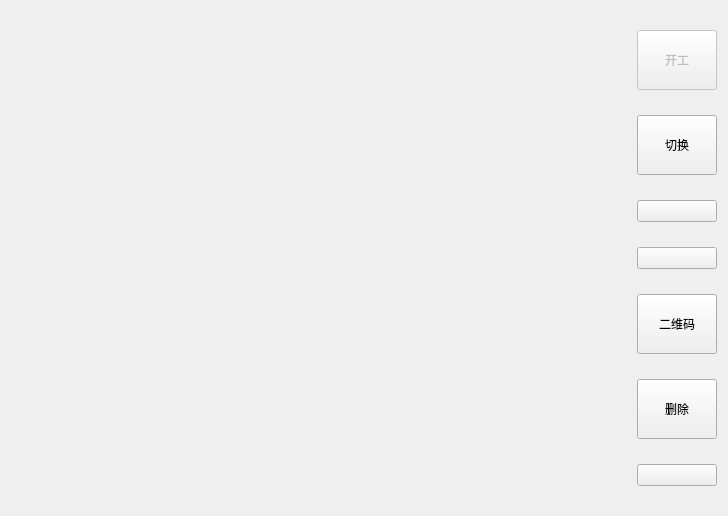
The window that createtab/start_finish_work.ui (wangxu989/QTcheck-worker) describes before a commit, drawn with Qt 5.
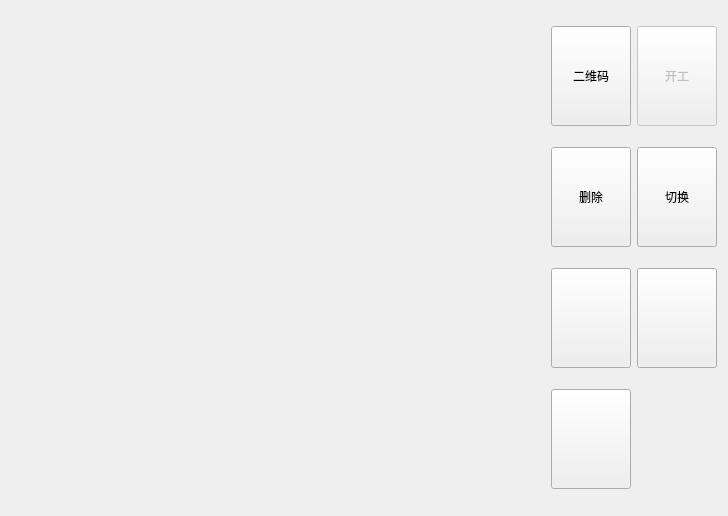
The same window after the commit. Icons and pictures are not drawn.

What changed in the file:
```diff
--- a/createtab/start_finish_work.ui
+++ b/createtab/start_finish_work.ui
@@ -25,8 +25,27 @@
     </widget>
    </item>
    <item>
-    <layout class="QVBoxLayout" name="verticalLayout">
-     <item>
+    <layout class="QGridLayout" name="gridLayout">
+     <item row="0" column="0">
+      <widget class="QPushButton" name="pushButton_3">
+       <property name="minimumSize">
+        <size>
+         <width>0</width>
+         <height>100</height>
+        </size>
+       </property>
+       <property name="text">
+        <string>二维码</string>
+       </property>
+       <property name="iconSize">
+        <size>
+         <width>60</width>
+         <height>100</height>
+        </size>
+       </property>
+      </widget>
+     </item>
+     <item row="0" column="1">
       <widget class="QPushButton" name="pushButton">
        <property name="enabled">
         <bool>false</bool>
@@ -34,7 +53,7 @@
        <property name="minimumSize">
         <size>
          <width>0</width>
-         <height>60</height>
+         <height>100</height>
         </size>
        </property>
        <property name="text">
@@ -42,12 +61,25 @@
        </property>
       </widget>
      </item>
-     <item>
+     <item row="1" column="0">
+      <widget class="QPushButton" name="pushButton_5">
+       <property name="minimumSize">
+        <size>
+         <width>0</width>
+         <height>100</height>
+        </size>
+       </property>
+       <property name="text">
+        <string>删除</string>
+       </property>
+      </widget>
+     </item>
+     <item row="1" column="1">
       <widget class="QPushButton" name="pushButton_2">
        <property name="minimumSize">
         <size>
          <width>0</width>
-         <height>60</height>
+         <height>100</height>
         </size>
        </property>
        <property name="text">
@@ -55,12 +87,12 @@
        </property>
       </widget>
      </item>
-     <item>
+     <item row="2" column="0">
       <widget class="QPushButton" name="pushButton_6">
        <property name="minimumSize">
         <size>
          <width>0</width>
-         <height>0</height>
+         <height>100</height>
         </size>
        </property>
        <property name="text">
@@ -72,57 +104,20 @@
        </property>
        <property name="iconSize">
         <size>
-         <width>80</width>
+         <width>60</width>
          <height>80</height>
         </size>
        </property>
       </widget>
      </item>
-     <item>
-      <widget class="QPushButton" name="pushButton_7">
-       <property name="text">
-        <string/>
-       </property>
-       <property name="icon">
-        <iconset resource="img.qrc">
-         <normaloff>:/new/prefix1/img/change1.png</normaloff>:/new/prefix1/img/change1.png</iconset>
-       </property>
-       <property name="iconSize">
-        <size>
-         <width>80</width>
-         <height>80</height>
-        </size>
-       </property>
-      </widget>
-     </item>
-     <item>
-      <widget class="QPushButton" name="pushButton_3">
-       <property name="minimumSize">
-        <size>
-         <width>0</width>
-         <height>60</height>
-        </size>
-       </property>
-       <property name="text">
-        <string>二维码</string>
-       </property>
-      </widget>
-     </item>
-     <item>
-      <widget class="QPushButton" name="pushButton_5">
-       <property name="minimumSize">
-        <size>
-         <width>0</width>
-         <height>60</height>
-        </size>
-       </property>
-       <property name="text">
-        <string>删除</string>
-       </property>
-      </widget>
-     </item>
-     <item>
+     <item row="2" column="1">
       <widget class="QPushButton" name="pushButton_4">
+       <property name="minimumSize">
+        <size>
+         <width>0</width>
+         <height>100</height>
+        </size>
+       </property>
        <property name="text">
         <string/>
        </property>
@@ -138,6 +133,29 @@
        </property>
       </widget>
      </item>
+     <item row="3" column="0">
+      <widget class="QPushButton" name="pushButton_7">
+       <property name="minimumSize">
+        <size>
+         <width>0</width>
+         <height>100</height>
+        </size>
+       </property>
+       <property name="text">
+        <string/>
+       </property>
+       <property name="icon">
+        <iconset resource="img.qrc">
+         <normaloff>:/new/prefix1/img/change1.png</normaloff>:/new/prefix1/img/change1.png</iconset>
+       </property>
+       <property name="iconSize">
+        <size>
+         <width>60</width>
+         <height>80</height>
+        </size>
+       </property>
+      </widget>
+     </item>
     </layout>
    </item>
   </layout>
```
